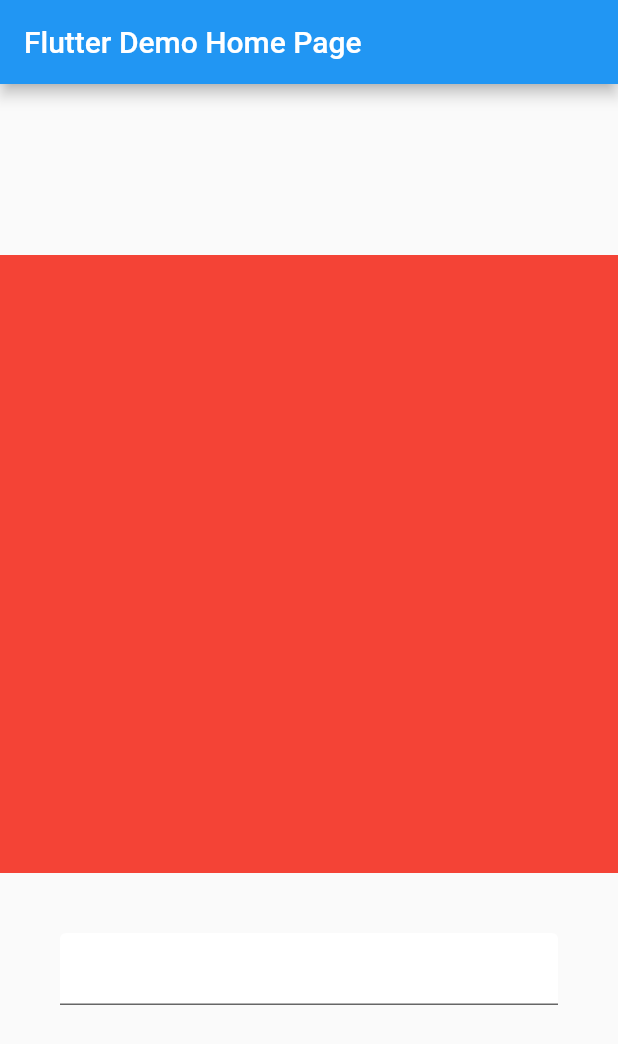
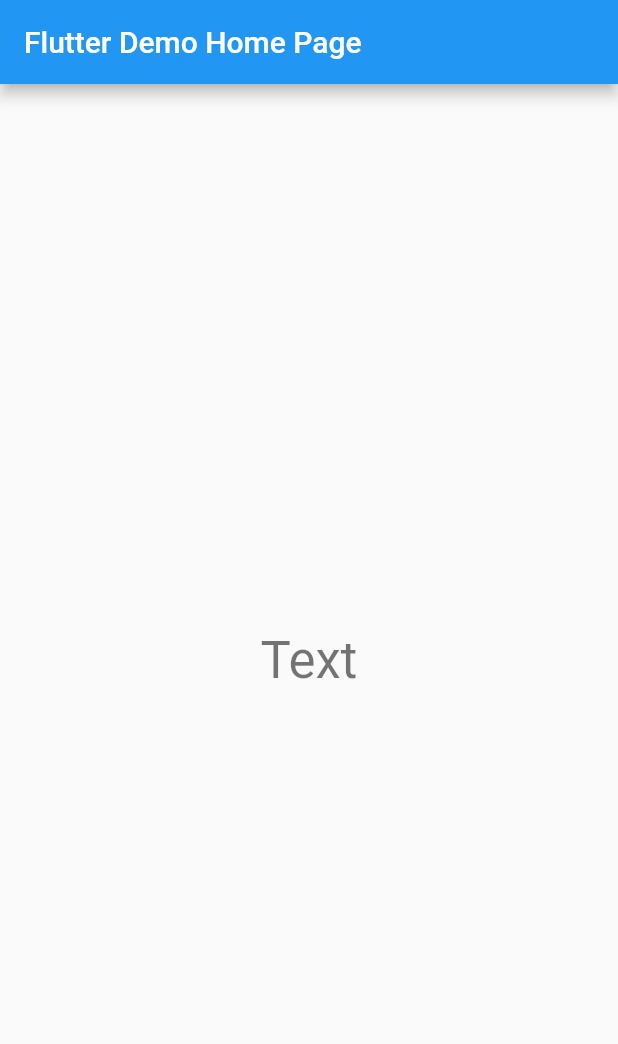
Before and after one commit to app-createur-pro/my_app, a Flutter app: the screen it shows after launch, on a phone screen of 412 x 824 dp. Shown: the top 1044 px of the screen. Run offline on Flutter 3.47's test engine with Material 2 defaults, Android fonts, the phone set to English and light mode, and no system bars.

Commit message:
const, final et build, départ de l'explication

```diff
--- a/lib/main.dart
+++ b/lib/main.dart
@@ -27,7 +27,6 @@ class _MyHomePageState extends State<MyHomePage> {
 
   @override
   Widget build(BuildContext context) {
-    print("build method called in home page state");
     return Scaffold(
       appBar: AppBar(
         title: Text(widget.title),
@@ -36,15 +35,8 @@ class _MyHomePageState extends State<MyHomePage> {
         child: Column(
           mainAxisAlignment: MainAxisAlignment.center,
           children: <Widget>[
-            ContainerWidget(context: context,),
-            Padding(
-              padding: const EdgeInsets.all(40.0),
-              child: TextField(
-                decoration: InputDecoration(
-                  filled: true,
-                  fillColor: Colors.white,
-                ),
-              ),
+            TextWidget(
+              text: "Text",
             )
           ],
         ),
@@ -53,22 +45,3 @@ class _MyHomePageState extends State<MyHomePage> {
     );
   }
 }
-
-class ContainerWidget extends StatelessWidget {
-  const ContainerWidget({
-    Key key,
-    this.context
-  }) : super(key: key);
-
-  final BuildContext context;
-
-  @override
-  Widget build(BuildContext context) {
-    print("build container");
-    double appHeight = MediaQuery.of(context).size.height;
-    return Container(
-      color: Colors.red,
-      height: appHeight/2,
-    );
-  }
-}
```
